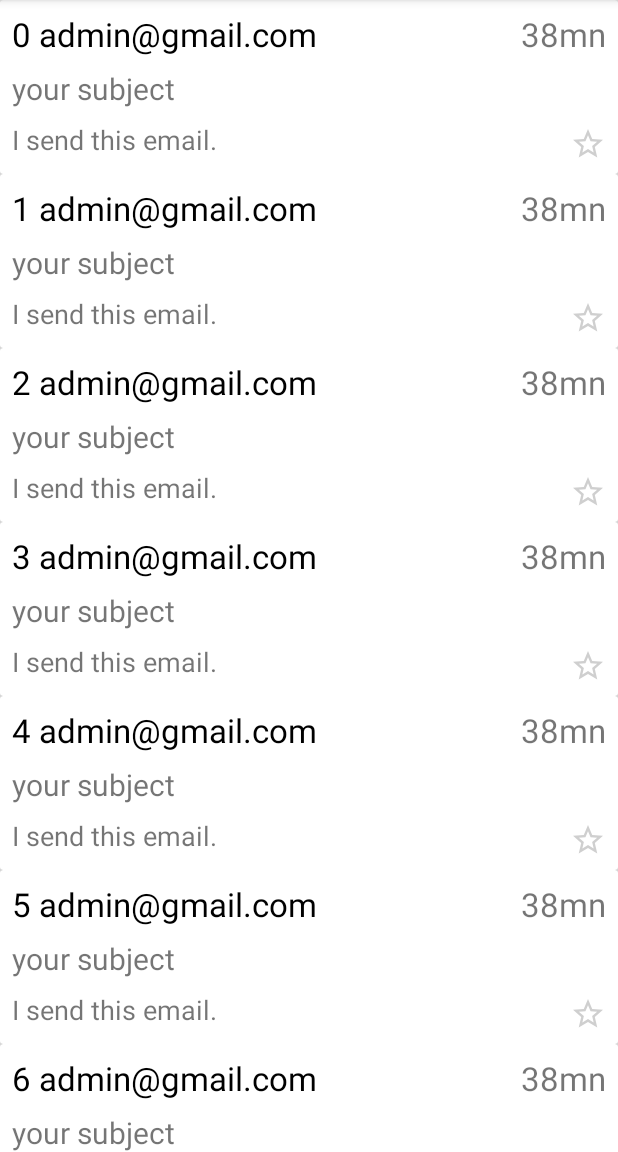
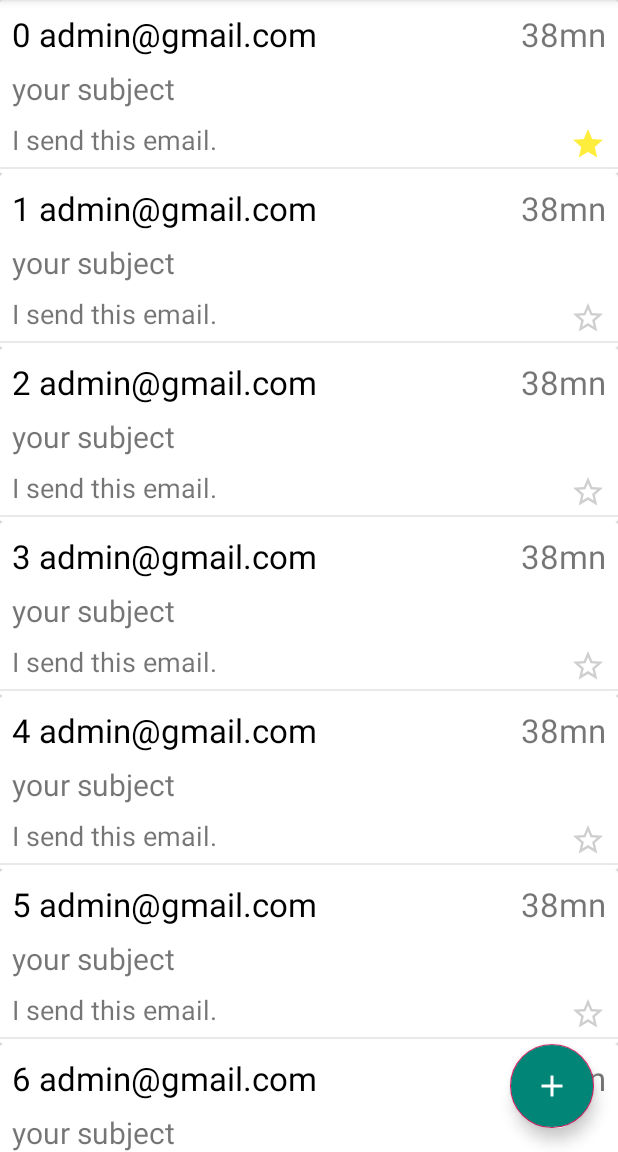
Before and after one commit to 7th-short-course-week-day-6-8pm/recyclerview-demo, an Android app: the screen it shows after launch (MainActivity), after a tap on an icon or button, on a phone screen of 412 x 824 dp, the part 84-1236 px from its top. Run offline under Robolectric (Android 15) with nearby library versions, the phone set to English and light mode, and no system bars.

Commit message:
add function add and remove item on recycler view

```diff
--- a/app/build.gradle
+++ b/app/build.gradle
@@ -27,4 +27,5 @@
     androidTestImplementation 'com.android.support.test.espresso:espresso-core:3.0.2'
     implementation 'com.android.support:recyclerview-v7:28.0.0'
     implementation 'com.android.support:cardview-v7:28.0.0'
+    implementation 'com.android.support:design:28.0.0'
 }
--- a/app/src/main/AndroidManifest.xml
+++ b/app/src/main/AndroidManifest.xml
@@ -9,7 +9,8 @@
         android:roundIcon="@mipmap/ic_launcher_round"
         android:supportsRtl="true"
         android:theme="@style/AppTheme">
-        <activity android:name=".DetailActivity"></activity>
+        <activity android:name=".AddItemActivity"></activity>
+        <activity android:name=".DetailActivity" />
         <activity android:name=".MainActivity">
             <intent-filter>
                 <action android:name="android.intent.action.MAIN" />
--- a/app/src/main/java/com/rathana/recyclerveiwdemo/MainActivity.java
+++ b/app/src/main/java/com/rathana/recyclerveiwdemo/MainActivity.java
@@ -1,9 +1,16 @@
 package com.rathana.recyclerveiwdemo;
 
+import android.content.Intent;
+import android.support.annotation.Nullable;
+import android.support.design.widget.FloatingActionButton;
 import android.support.v7.app.AppCompatActivity;
 import android.os.Bundle;
 import android.support.v7.widget.LinearLayoutManager;
 import android.support.v7.widget.RecyclerView;
+import android.view.ContextMenu;
+import android.view.MenuItem;
+import android.view.View;
+import android.widget.Toast;
 
 import com.rathana.recyclerveiwdemo.adapter.InboxAdapter;
 import com.rathana.recyclerveiwdemo.model.Inbox;
@@ -11,19 +18,37 @@
 import java.util.ArrayList;
 import java.util.List;
 
-public class MainActivity extends AppCompatActivity {
+public class MainActivity extends AppCompatActivity
+implements InboxAdapter.OnAdapterItemLongClickListener {
 
     private RecyclerView rvInbox;
     private List<Inbox> inboxList=new ArrayList<>();
     private InboxAdapter inboxAdapter;
+
+    FloatingActionButton btnAddItem;
+
+    private int itemPosition;
+    public static  final int CODE_REQUEST=99;
 
     @Override
     protected void onCreate(Bundle savedInstanceState) {
         super.onCreate(savedInstanceState);
         setContentView(R.layout.activity_main);
 
+        btnAddItem=findViewById(R.id.btnAddItem);
+
         initUI();
         getInboxes();
+
+        btnAddItem.setOnClickListener(new View.OnClickListener() {
+            @Override
+            public void onClick(View v) {
+                startActivityForResult(
+                        new Intent(MainActivity.this,AddItemActivity.class)
+                        ,CODE_REQUEST
+                );
+            }
+        });
     }
 
     private void initUI(){
@@ -39,11 +64,55 @@
                     i+ " admin@gmail.com ",
                     "your subject",
                     "I send this email.",
-                    "38mn"
+                    "38mn",
+                    R.drawable.ic_star_border_black_24dp
             ));
         }
 
         inboxAdapter.notifyDataSetChanged();
     }
 
+
+    @Override
+    public void onCreateContextMenu(ContextMenu menu, View v, ContextMenu.ContextMenuInfo menuInfo) {
+        getMenuInflater().inflate(R.menu.contaxt_menu,menu);
+    }
+
+    @Override
+    public boolean onContextItemSelected(MenuItem item) {
+        switch (item.getItemId()){
+            case R.id.edit:
+                return  true;
+            case R.id.remove:
+                removeRecyclerViewItem();
+
+                return true;
+            default:  return false;
+        }
+
+    }
+
+    @Override
+    public void onAdapterItemLongClicked(int position) {
+        this.itemPosition=position;
+        Toast.makeText(this, ""+position, Toast.LENGTH_SHORT).show();
+    }
+
+    private void removeRecyclerViewItem(){
+        this.inboxList.remove(this.itemPosition);
+        inboxAdapter.notifyItemRemoved(this.itemPosition);
+        Toast.makeText(this, "removed", Toast.LENGTH_SHORT).show();
+    }
+
+
+    @Override
+    protected void onActivityResult(int requestCode, int resultCode, @Nullable Intent data) {
+        if(CODE_REQUEST==requestCode && resultCode==RESULT_OK){
+            //get new Inbox from AddItemActivity
+            Inbox inbox=data.getParcelableExtra("data");
+            //add new Inbox to recycler View
+            this.inboxList.add(0,inbox);
+            inboxAdapter.notifyItemInserted(0);
+        }
+    }
 }
--- a/app/src/main/java/com/rathana/recyclerveiwdemo/adapter/InboxAdapter.java
+++ b/app/src/main/java/com/rathana/recyclerveiwdemo/adapter/InboxAdapter.java
@@ -2,8 +2,10 @@
 
 import android.content.Context;
 import android.content.Intent;
+import android.graphics.drawable.Drawable;
 import android.os.Bundle;
 import android.support.annotation.NonNull;
+import android.support.v7.app.AppCompatActivity;
 import android.support.v7.widget.RecyclerView;
 import android.view.LayoutInflater;
 import android.view.View;
@@ -20,11 +22,12 @@
 public class InboxAdapter extends RecyclerView.Adapter<InboxAdapter.ViewHolder> {
 
     private List<Inbox> inboxList;
-    private Context context;
-
-    public InboxAdapter(List<Inbox> inboxList, Context context) {
+    private AppCompatActivity context;
+    private OnAdapterItemLongClickListener listener;
+    public InboxAdapter(List<Inbox> inboxList, AppCompatActivity context) {
         this.inboxList = inboxList;
         this.context = context;
+        this.listener=(OnAdapterItemLongClickListener) context;
     }
 
     @Override
@@ -42,12 +45,16 @@
 
     @Override
     public void onBindViewHolder(@NonNull final ViewHolder viewHolder, final int position) {
+
+        ///register contaxt menu
+        context.registerForContextMenu(viewHolder.itemView);
         final Inbox inbox=inboxList.get(position);
 
         viewHolder.contact.setText(inbox.getContact());
         viewHolder.subject.setText(inbox.getSubject());
         viewHolder.content.setText(inbox.getContent());
         viewHolder.date.setText(inbox.getDate());
+        viewHolder.btnFavorite.setImageResource(inbox.getStarIcon());
 
         viewHolder.itemView.setOnClickListener(new View.OnClickListener() {
             @Override
@@ -63,13 +70,28 @@
         viewHolder.btnFavorite.setOnClickListener(new View.OnClickListener() {
             @Override
             public void onClick(View v) {
-                viewHolder.btnFavorite.setImageResource(
-                        R.drawable.ic_star_yellow_24dp);
-                notifyItemChanged(position);
+                //update item of arraylist
+                Inbox updateInbox=inboxList.get(viewHolder.getAdapterPosition());
+                if(updateInbox.getStarIcon()==R.drawable.ic_star_border_black_24dp)
+                    updateInbox.setStarIcon(R.drawable.ic_star_yellow_24dp);
+                else
+                    updateInbox.setStarIcon(R.drawable.ic_star_border_black_24dp);
+
+                inboxList.set(viewHolder.getAdapterPosition(),
+                        updateInbox);
+                notifyItemChanged(viewHolder.getAdapterPosition());
+
+            }
+        });
+
+        viewHolder.itemView.setOnLongClickListener(new View.OnLongClickListener() {
+            @Override
+            public boolean onLongClick(View v) {
+                listener.onAdapterItemLongClicked(viewHolder.getAdapterPosition());
+                return false;
             }
         });
     }
-
 
     static class ViewHolder extends RecyclerView.ViewHolder{
         private TextView contact,subject,content,date;
@@ -84,4 +106,9 @@
             btnFavorite=itemView.findViewById(R.id.btnFavorite);
         }
     }
+
+    public interface OnAdapterItemLongClickListener{
+
+        void onAdapterItemLongClicked(int position);
+    }
 }
--- a/app/src/main/java/com/rathana/recyclerveiwdemo/model/Inbox.java
+++ b/app/src/main/java/com/rathana/recyclerveiwdemo/model/Inbox.java
@@ -2,6 +2,7 @@
 
 import android.os.Parcel;
 import android.os.Parcelable;
+import android.support.annotation.DrawableRes;
 
 public class Inbox implements Parcelable {
 
@@ -10,17 +11,20 @@
     private String name;
     private String content;
     private String date;
+    private @DrawableRes int starIcon;
 
     private String subject;
 
 
     public Inbox() {}
 
-    public Inbox(String contact,String subject, String content, String date) {
+    public Inbox(String contact,String subject, String content,
+                 String date,@DrawableRes int startIcon) {
         this.contact = contact;
         this.subject=subject;
         this.content = content;
         this.date = date;
+        this.starIcon=startIcon;
     }
 
     protected Inbox(Parcel in) {
@@ -30,6 +34,7 @@
         content = in.readString();
         date = in.readString();
         subject = in.readString();
+        starIcon=in.readInt();
     }
 
     @Override
@@ -40,6 +45,7 @@
         dest.writeString(content);
         dest.writeString(date);
         dest.writeString(subject);
+        dest.writeInt(starIcon);
     }
 
     @Override
@@ -107,5 +113,11 @@
         this.date = date;
     }
 
+    public int getStarIcon() {
+        return starIcon;
+    }
 
+    public void setStarIcon(int starIcon) {
+        this.starIcon = starIcon;
+    }
 }
--- /dev/null
+++ b/app/src/main/res/drawable/ic_add_white_24dp.xml
@@ -0,0 +1,5 @@
+<vector android:height="24dp" android:tint="#FFFFFF"
+    android:viewportHeight="24.0" android:viewportWidth="24.0"
+    android:width="24dp" xmlns:android="http://schemas.android.com/apk/res/android">
+    <path android:fillColor="#FF000000" android:pathData="M19,13h-6v6h-2v-6H5v-2h6V5h2v6h6v2z"/>
+</vector>
--- a/app/src/main/res/layout/activity_main.xml
+++ b/app/src/main/res/layout/activity_main.xml
@@ -15,4 +15,14 @@
         app:layout_constraintStart_toStartOf="parent"
         app:layout_constraintTop_toTopOf="parent" />
 
+    <android.support.design.widget.FloatingActionButton
+        android:id="@+id/btnAddItem"
+        android:layout_width="wrap_content"
+        android:layout_height="wrap_content"
+        android:layout_marginEnd="16dp"
+        android:layout_marginBottom="16dp"
+        android:backgroundTint="@color/colorPrimary"
+        android:src="@drawable/ic_add_white_24dp"
+        app:layout_constraintBottom_toBottomOf="parent"
+        app:layout_constraintEnd_toEndOf="parent" />
 </android.support.constraint.ConstraintLayout>
--- a/app/src/main/res/layout/layout_inbox_item.xml
+++ b/app/src/main/res/layout/layout_inbox_item.xml
@@ -85,6 +85,16 @@
             android:layout_height="wrap_content"
             android:orientation="vertical"
             app:layout_constraintGuide_percent="0.8029197" />
+
+        <View
+            android:layout_width="match_parent"
+            android:layout_height="1dp"
+            android:background="#E9E9E9"
+            app:layout_constraintBottom_toBottomOf="parent"
+            app:layout_constraintEnd_toEndOf="parent"
+            app:layout_constraintHorizontal_bias="0.0"
+            app:layout_constraintStart_toStartOf="parent"
+            app:layout_constraintTop_toBottomOf="@+id/content" />
     </android.support.constraint.ConstraintLayout>
 
 </android.support.v7.widget.CardView>
--- /dev/null
+++ b/app/src/main/res/menu/contaxt_menu.xml
@@ -0,0 +1,11 @@
+<?xml version="1.0" encoding="utf-8"?>
+<menu xmlns:app="http://schemas.android.com/apk/res-auto"
+    xmlns:android="http://schemas.android.com/apk/res/android">
+
+    <item
+        android:id="@+id/edit"
+        android:title="edit" />
+    <item
+        android:id="@+id/remove"
+        android:title="remove" />
+</menu>
```
Also changed, not shown: app/src/main/java/com/rathana/recyclerveiwdemo/AddItemActivity.java (added, +13 -0 lines), app/src/main/res/layout/activity_add_item.xml (added, +9 -0 lines).
